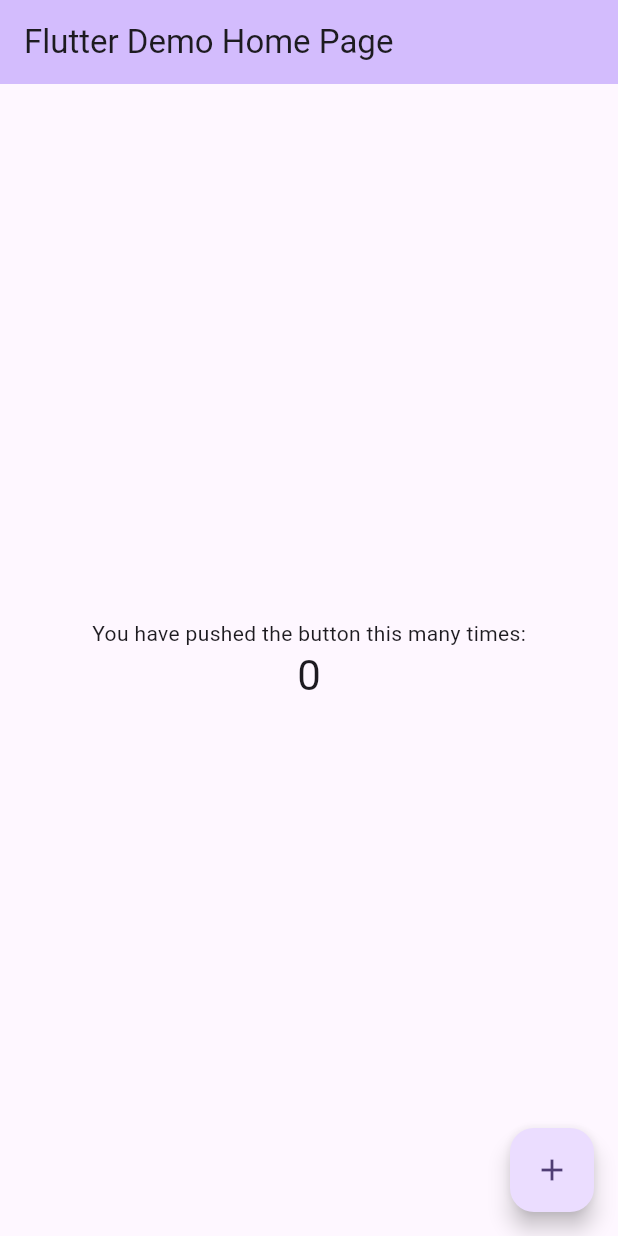
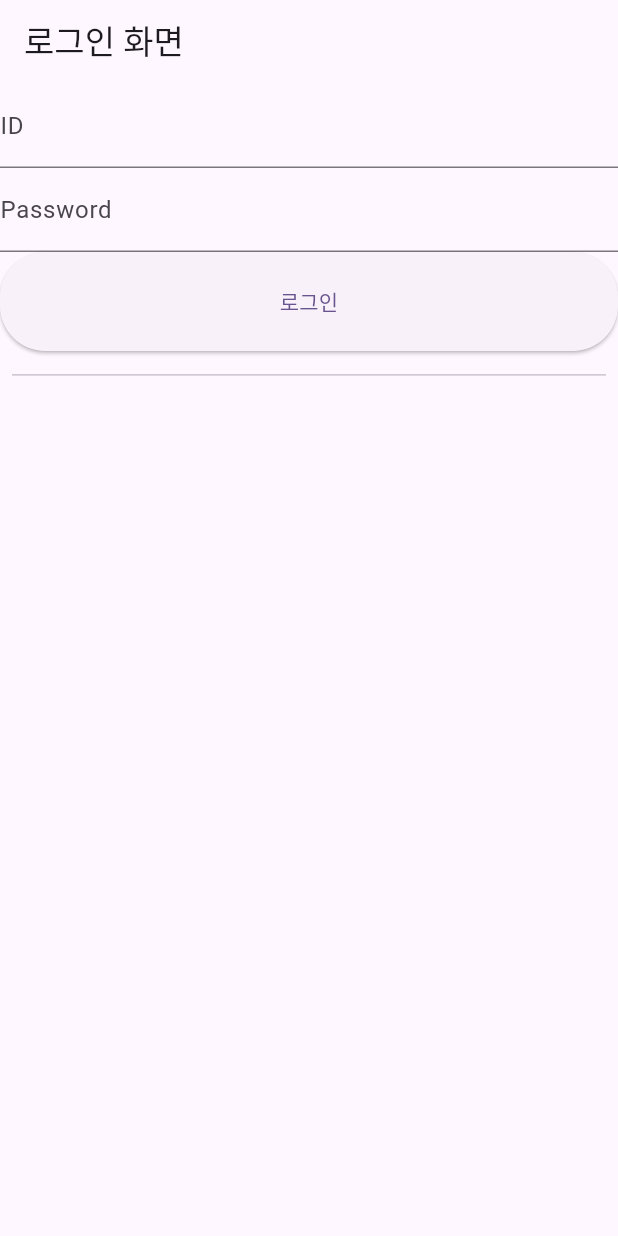
Before and after one commit to TheaterWard-CD/theaterward, a Flutter app: the screen it shows after launch, on a phone screen of 412 x 824 dp. Run offline on Flutter 3.47's test engine with Material 2 defaults, Android fonts, the light colour scheme and no system bars.

Commit message:
feat: (front) add Splash Screen, Login Screen (#1: master branch)

```diff
--- a/lib/main.dart
+++ b/lib/main.dart
@@ -1,4 +1,10 @@
+import 'dart:async';
+
 import 'package:flutter/material.dart';
+import 'package:theaterward/models/user_model.dart';
+import 'package:theaterward/models/login_model.dart';
+import 'package:theaterward/models/show_model.dart';
+import 'package:provider/provider.dart';
 
 void main() {
   runApp(const MyApp());
@@ -7,119 +13,151 @@ void main() {
 class MyApp extends StatelessWidget {
   const MyApp({super.key});
 
-  // This widget is the root of your application.
   @override
   Widget build(BuildContext context) {
     return MaterialApp(
-      title: 'Flutter Demo',
+      title: 'Theater Ward',
+      routes: {
+        '/': (context) => SplashScreen(),
+        '/login': (context) => LoginScreen(),
+        '/search': (context) => SearchScreen(),
+      },
       theme: ThemeData(
-        // This is the theme of your application.
-        //
-        // TRY THIS: Try running your application with "flutter run". You'll see
-        // the application has a blue toolbar. Then, without quitting the app,
-        // try changing the seedColor in the colorScheme below to Colors.green
-        // and then invoke "hot reload" (save your changes or press the "hot
-        // reload" button in a Flutter-supported IDE, or press "r" if you used
-        // the command line to start the app).
-        //
-        // Notice that the counter didn't reset back to zero; the application
-        // state is not lost during the reload. To reset the state, use hot
-        // restart instead.
-        //
-        // This works for code too, not just values: Most code changes can be
-        // tested with just a hot reload.
         colorScheme: ColorScheme.fromSeed(seedColor: Colors.deepPurple),
         useMaterial3: true,
       ),
-      home: const MyHomePage(title: 'Flutter Demo Home Page'),
+      initialRoute: '/',
     );
   }
 }
 
-class MyHomePage extends StatefulWidget {
-  const MyHomePage({super.key, required this.title});
 
-  // This widget is the home page of your application. It is stateful, meaning
-  // that it has a State object (defined below) that contains fields that affect
-  // how it looks.
-
-  // This class is the configuration for the state. It holds the values (in this
-  // case the title) provided by the parent (in this case the App widget) and
-  // used by the build method of the State. Fields in a Widget subclass are
-  // always marked "final".
-
-  final String title;
+class SplashScreen extends StatefulWidget {
+  const SplashScreen({super.key});
 
   @override
-  State<MyHomePage> createState() => _MyHomePageState();
+  State<SplashScreen> createState() => _SplashScreenState();
 }
 
-class _MyHomePageState extends State<MyHomePage> {
-  int _counter = 0;
+class _SplashScreenState extends State<SplashScreen> {
+  @override
+  void initState() {
+    super.initState();
+    Timer(
+      const Duration(milliseconds: 1500),
+        () => Navigator.of(context).pushReplacementNamed('/login'),
+    );
+  }
 
-  void _incrementCounter() {
-    setState(() {
-      // This call to setState tells the Flutter framework that something has
-      // changed in this State, which causes it to rerun the build method below
-      // so that the display can reflect the updated values. If we changed
-      // _counter without calling setState(), then the build method would not be
-      // called again, and so nothing would appear to happen.
-      _counter++;
-    });
+  Widget build(BuildContext context) {
+    return Container(
+      child: Row(
+        mainAxisAlignment: MainAxisAlignment.center,
+        children: [
+          Text('Theater Ward'),
+        ],
+      )
+    );
   }
+}
+
+class LoginScreen extends StatelessWidget {
+  const LoginScreen({super.key});
 
   @override
   Widget build(BuildContext context) {
-    // This method is rerun every time setState is called, for instance as done
-    // by the _incrementCounter method above.
-    //
-    // The Flutter framework has been optimized to make rerunning build methods
-    // fast, so that you can just rebuild anything that needs updating rather
-    // than having to individually change instances of widgets.
     return Scaffold(
       appBar: AppBar(
-        // TRY THIS: Try changing the color here to a specific color (to
-        // Colors.amber, perhaps?) and trigger a hot reload to see the AppBar
-        // change color while the other colors stay the same.
-        backgroundColor: Theme.of(context).colorScheme.inversePrimary,
-        // Here we take the value from the MyHomePage object that was created by
-        // the App.build method, and use it to set our appbar title.
-        title: Text(widget.title),
+        title: const Text("로그인 화면"),
       ),
-      body: Center(
-        // Center is a layout widget. It takes a single child and positions it
-        // in the middle of the parent.
-        child: Column(
-          // Column is also a layout widget. It takes a list of children and
-          // arranges them vertically. By default, it sizes itself to fit its
-          // children horizontally, and tries to be as tall as its parent.
-          //
-          // Column has various properties to control how it sizes itself and
-          // how it positions its children. Here we use mainAxisAlignment to
-          // center the children vertically; the main axis here is the vertical
-          // axis because Columns are vertical (the cross axis would be
-          // horizontal).
-          //
-          // TRY THIS: Invoke "debug painting" (choose the "Toggle Debug Paint"
-          // action in the IDE, or press "p" in the console), to see the
-          // wireframe for each widget.
-          mainAxisAlignment: MainAxisAlignment.center,
-          children: <Widget>[
-            const Text(
-              'You have pushed the button this many times:',
-            ),
-            Text(
-              '$_counter',
-              style: Theme.of(context).textTheme.headlineMedium,
-            ),
-          ],
-        ),
+      body: Column(
+        children: [
+          IdInput(),
+          PwInput(),
+          LoginButton(),
+          const Padding(
+            padding: EdgeInsets.all(8.0),
+            child: Divider(thickness: 1,),
+          ),
+          //RegisterButton(),
+        ],
       ),
-      floatingActionButton: FloatingActionButton(
-        onPressed: _incrementCounter,
-        tooltip: 'Increment',
-        child: const Icon(Icons.add),
-      ), // This trailing comma makes auto-formatting nicer for build methods.
     );
   }
 }
+
+class IdInput extends StatelessWidget {
+  const IdInput({super.key});
+
+  @override
+  Widget build(BuildContext context) {
+    return Container(
+      child: TextField(
+        onChanged: (id) {
+
+        },
+        keyboardType: TextInputType.text,
+        decoration: const InputDecoration(
+          labelText: 'ID'
+        ),
+      ),
+    );
+  }
+}
+
+class PwInput extends StatelessWidget {
+  const PwInput({super.key});
+
+  @override
+  Widget build(BuildContext context) {
+    return Container(
+      child: TextField(
+        onChanged: (id) {
+
+        },
+        keyboardType: TextInputType.text,
+        decoration: const InputDecoration(
+            labelText: 'Password'
+        ),
+      ),
+    );
+  }
+}
+
+class LoginButton extends StatelessWidget {
+  const LoginButton({super.key});
+
+  @override
+  Widget build(BuildContext context) {
+    return Container(
+      width: MediaQuery.of(context).size.width,
+      height: MediaQuery.of(context).size.height * 0.08,
+      child: ElevatedButton(
+        style: ElevatedButton.styleFrom(
+          shape: RoundedRectangleBorder(
+            borderRadius: BorderRadius.circular(30.0)
+          )
+        ),
+        onPressed: () async {
+          Navigator.pushReplacementNamed(context, '/search');
+        },
+        child: const Text('로그인'),
+      ),
+    );
+  }
+}
+
+
+
+class SearchScreen extends StatelessWidget {
+  const SearchScreen({super.key});
+
+  @override
+  Widget build(BuildContext context) {
+    return Scaffold(
+      appBar: AppBar(
+        title: Text('Search Screen'),
+      ),
+    );
+  }
+}
--- a/pubspec.yaml
+++ b/pubspec.yaml
@@ -35,6 +35,9 @@ dependencies:
   # The following adds the Cupertino Icons font to your application.
   # Use with the CupertinoIcons class for iOS style icons.
   cupertino_icons: ^1.0.2
+  flutter_native_splash: ^2.3.2
+  flutter_provider: ^2.1.0
+  provider: ^6.0.5
 
 dev_dependencies:
   flutter_test:
```
Also changed, not shown: lib/models/login_model.dart (added, +16 -0 lines), lib/models/show_model.dart (added, +25 -0 lines), lib/models/user_model.dart (added, +37 -0 lines), pubspec.lock.
